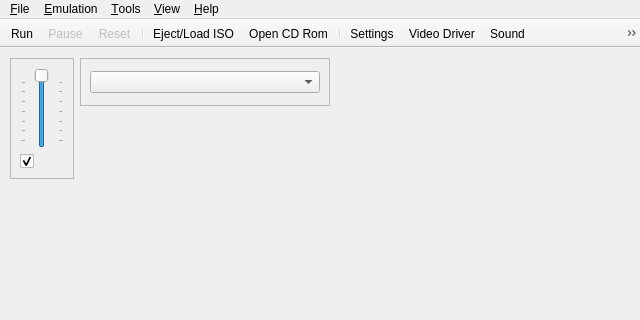
Qt form yabause/src/qt/ui/UIYabause.ui (Yabause/yabause) before a commit; both pictures show x 0 to 640 and y 0 to 320 of the 640 by 480 pixel window.
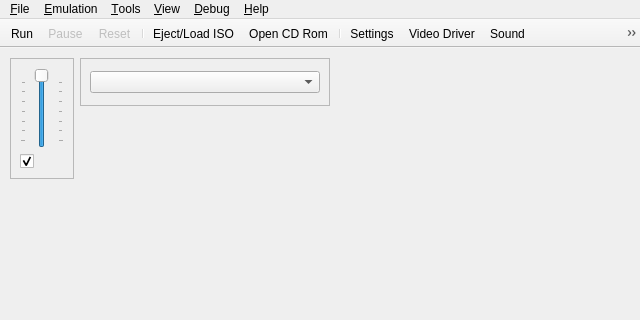
The same form after that commit. Icons and pictures are not drawn.

Commit message: Reintroduce VDP1 debug capability

What changed in the file:
```diff
--- a/yabause/src/qt/ui/UIYabause.ui
+++ b/yabause/src/qt/ui/UIYabause.ui
@@ -212,6 +212,15 @@
     <addaction name="aViewFullscreen"/>
     <addaction name="aViewLog"/>
    </widget>
+   <widget class="QMenu" name="mViewDebug">
+    <property name="enabled">
+     <bool>true</bool>
+    </property>
+    <property name="title">
+     <string>&amp;Debug</string>
+    </property>
+    <addaction name="aViewDebugVDP1"/>
+   </widget>
    <widget class="QMenu" name="mHelp">
     <property name="title">
      <string>&amp;Help</string>
@@ -243,6 +252,7 @@
    <addaction name="mEmulation"/>
    <addaction name="mTools"/>
    <addaction name="mView"/>
+   <addaction name="mViewDebug"/>
    <addaction name="mHelp"/>
   </widget>
   <widget class="QToolBar" name="toolBar">
```
Left out of the diff: 12 changed lines with no effect on the pictures. The commit also changes 6 other files.
